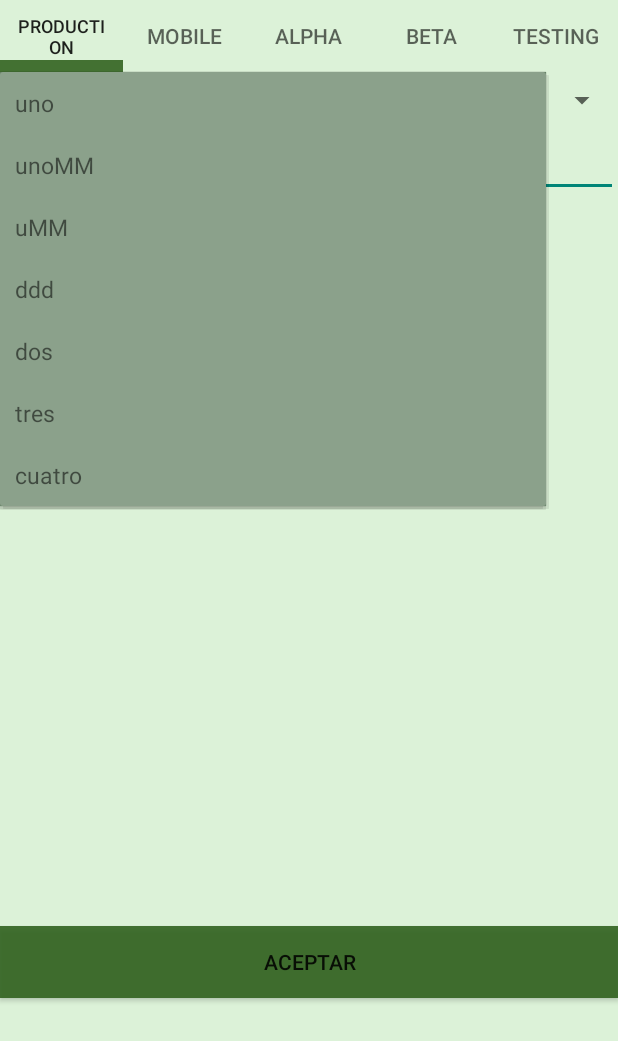
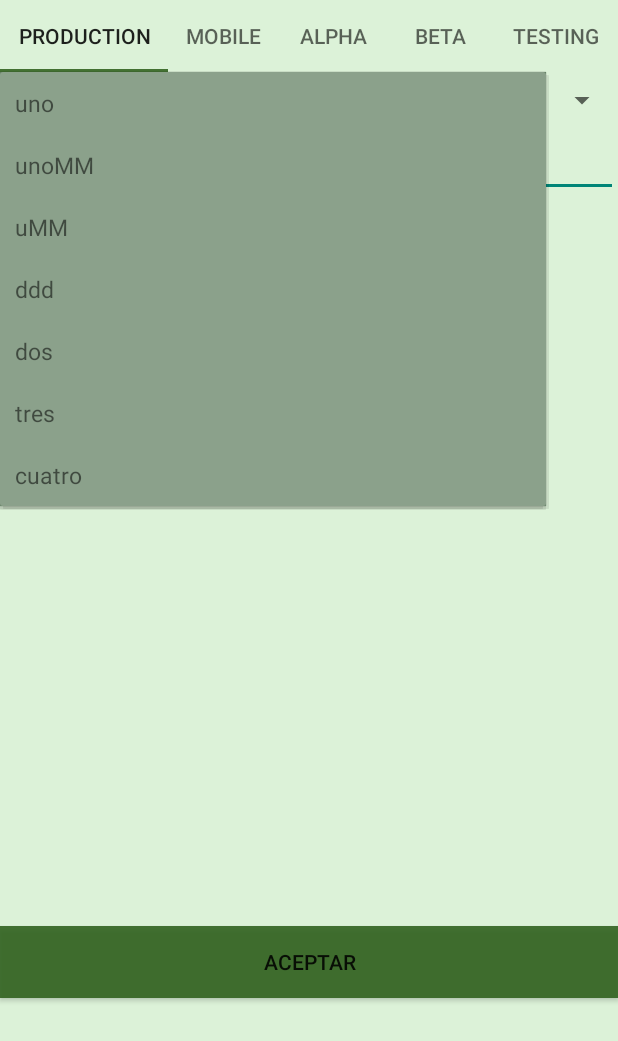
Before and after one commit to jfernandezz/support-android-app, an Android app: the TicketCreationActivity screen opened directly, with no data from a screen before it, after a tap on "uno", on a phone screen of 412 x 824 dp. Shown: the top 1041 px of the screen. Run offline under Robolectric (Android 15) with nearby library versions, the light colour scheme and no system bars; network calls fail; 3 statements that could not run were skipped.

Commit message:
no message

```diff
--- a/app/build.gradle
+++ b/app/build.gradle
@@ -16,6 +16,10 @@ android {
             minifyEnabled false
             proguardFiles getDefaultProguardFile('proguard-android-optimize.txt'), 'proguard-rules.pro'
         }
+    }
+    compileOptions {
+        sourceCompatibility = 1.8
+        targetCompatibility = 1.8
     }
 }
 
--- a/app/src/main/res/layout/activity_ticket_creation.xml
+++ b/app/src/main/res/layout/activity_ticket_creation.xml
@@ -1,19 +1,18 @@
 <?xml version="1.0" encoding="utf-8"?>
 <LinearLayout xmlns:android="http://schemas.android.com/apk/res/android"
     xmlns:app="http://schemas.android.com/apk/res-auto"
-    xmlns:tools="http://schemas.android.com/tools"
     android:layout_width="match_parent"
     android:layout_height="match_parent"
     android:background="@color/colorPrimary"
     android:gravity="top"
     android:orientation="vertical">
 
-
     <com.google.android.material.tabs.TabLayout
         android:layout_width="match_parent"
         android:layout_height="wrap_content"
+        android:layout_gravity="center_horizontal"
         app:tabIndicatorColor="@color/colorPrimaryDark"
-        app:tabIndicatorHeight="8dp">
+        app:tabMode="scrollable">
 
         <com.google.android.material.tabs.TabItem
             android:layout_width="wrap_content"
@@ -39,6 +38,7 @@
             android:layout_width="wrap_content"
             android:layout_height="wrap_content"
             android:text="Testing" />
+
     </com.google.android.material.tabs.TabLayout>
 
     <LinearLayout
--- a/app/src/main/res/layout/login.xml
+++ b/app/src/main/res/layout/login.xml
@@ -10,7 +10,7 @@
 
     <FrameLayout
         android:layout_width="match_parent"
-        android:layout_height="500dp">
+        android:layout_height="466dp">
 
         <ProgressBar
             android:id="@+id/loginProgressBar"
```
Also changed, not shown: app/src/main/java/com/example/laytest/LoginActivity.java (+8 -15 lines).
